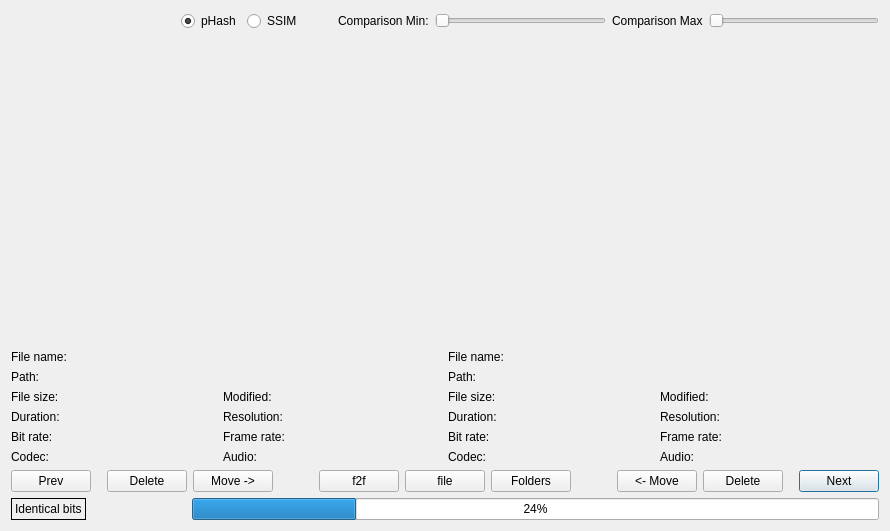
Old version of the form comparison.ui in the repository Chrool/vidupe.
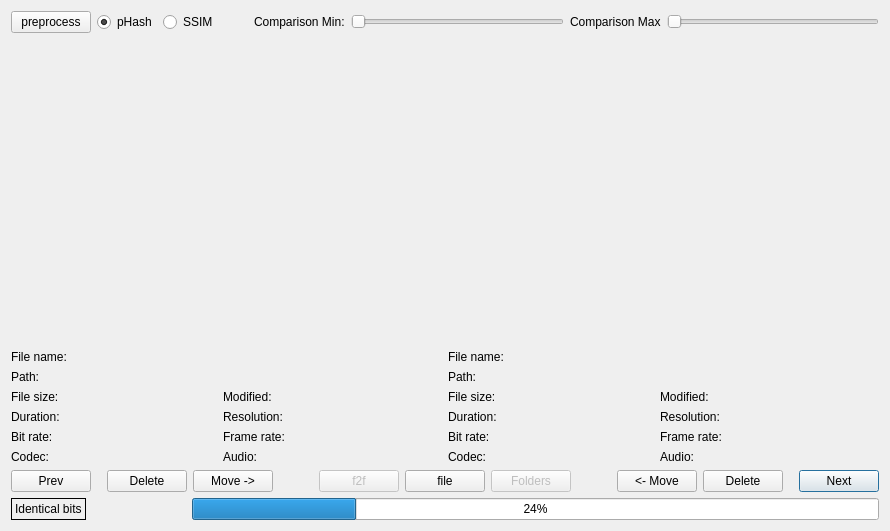
New version of the form. Custom widgets are drawn as their Qt base class.

Patch:
```diff
--- a/comparison.ui
+++ b/comparison.ui
@@ -20,17 +20,11 @@
       <number>0</number>
      </property>
      <item>
-      <spacer name="horizontalSpacer_6">
-       <property name="orientation">
-        <enum>Qt::Horizontal</enum>
+      <widget class="QPushButton" name="preprocessVideo">
+       <property name="text">
+        <string>preprocess</string>
        </property>
-       <property name="sizeHint" stdset="0">
-        <size>
-         <width>40</width>
-         <height>20</height>
-        </size>
-       </property>
-      </spacer>
+      </widget>
      </item>
      <item>
       <widget class="QRadioButton" name="selectPhash">
@@ -816,6 +810,9 @@
      </item>
      <item>
       <widget class="QPushButton" name="swapFilesToFolders">
+       <property name="enabled">
+        <bool>false</bool>
+       </property>
        <property name="text">
         <string>f2f</string>
        </property>
@@ -830,6 +827,9 @@
      </item>
      <item>
       <widget class="QPushButton" name="swapFolders">
+       <property name="enabled">
+        <bool>false</bool>
+       </property>
        <property name="text">
         <string>Folders</string>
        </property>
```
